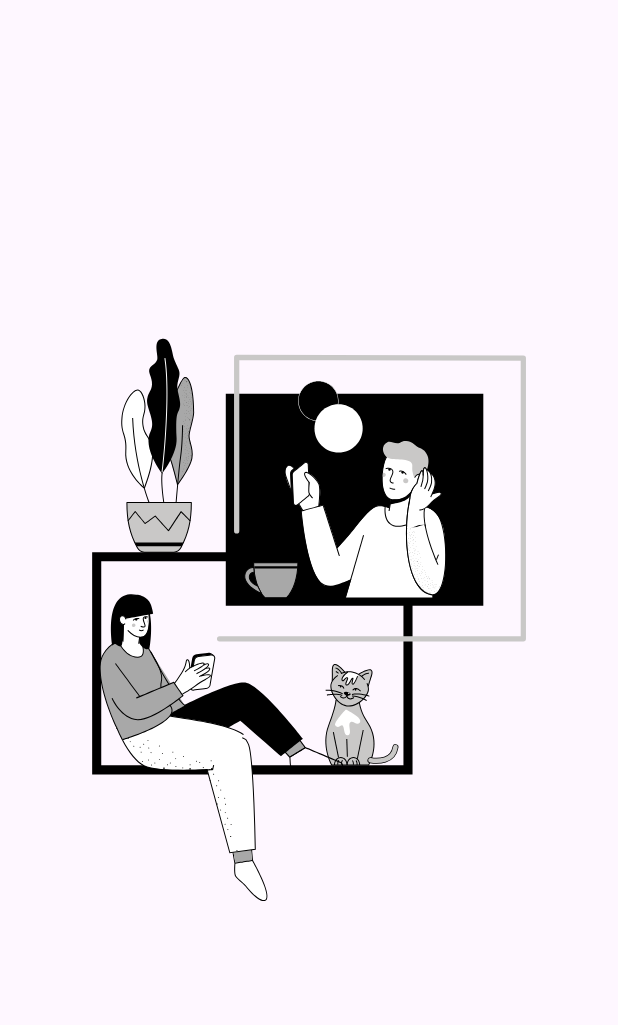
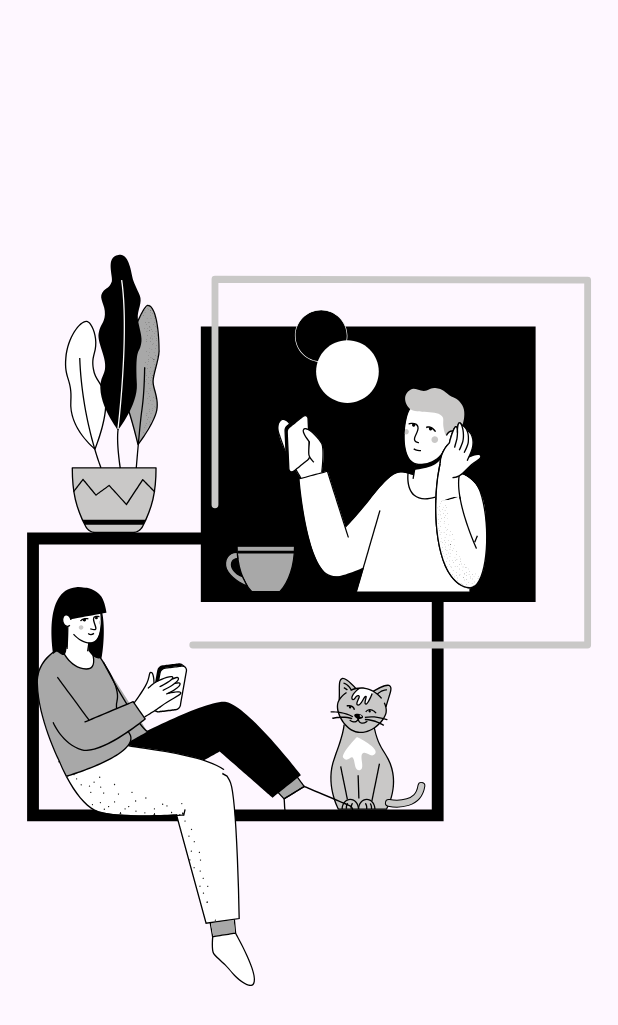
Before and after one commit to rafay99-epic/SimpleThread, a Flutter app: the SplashScreen screen opened directly, on a phone screen of 412 x 824 dp. Shown: the top 1025 px of the screen. Run offline on Flutter 3.47's test engine with Material 3 defaults, Android fonts, the phone set to English and light mode, and no system bars; our stand-ins replace lottie, page_transition.

Commit message:
Splash Screen Complete

```diff
--- a/lib/src/screens/splash_screen.dart
+++ b/lib/src/screens/splash_screen.dart
@@ -35,7 +35,12 @@ class SsplasScreenhState extends State<SplashScreen> {
       body: Column(
         mainAxisAlignment: MainAxisAlignment.center,
         crossAxisAlignment: CrossAxisAlignment.center,
-        children: [Lottie.asset(SplashScreen._animation)],
+        children: [
+          Transform.scale(
+            scale: 1.3,
+            child: Lottie.asset(SplashScreen._animation),
+          ),
+        ],
       ),
     );
   }
```
